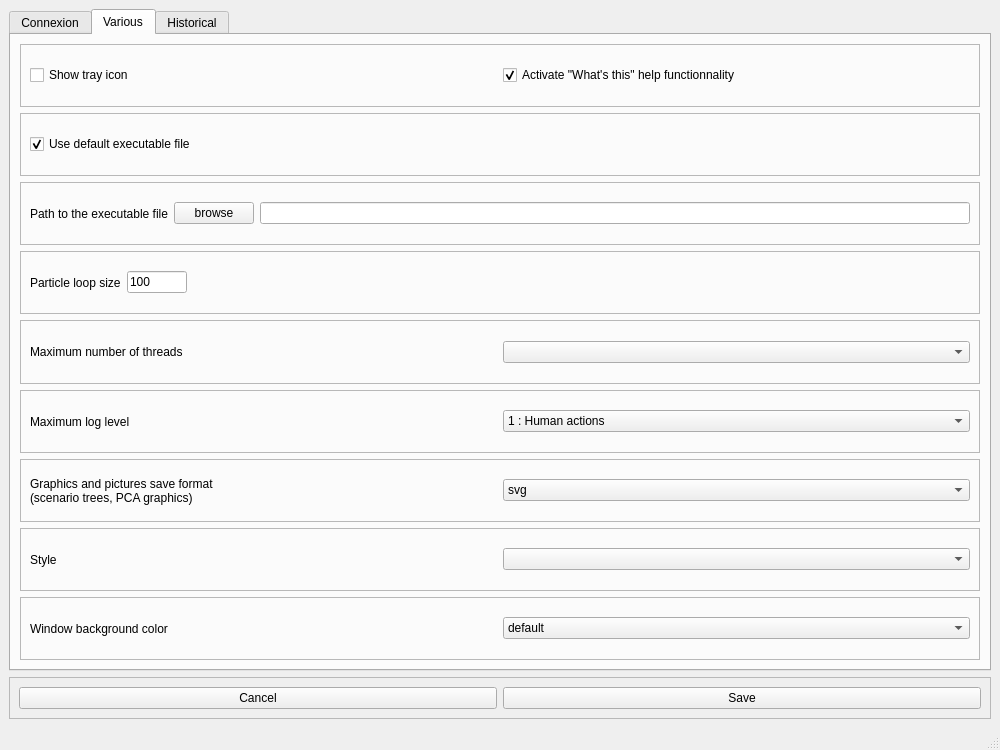
The window that python_interface/uis/preferences.ui (cbgp/diyabc) describes before a commit, drawn with Qt 5.
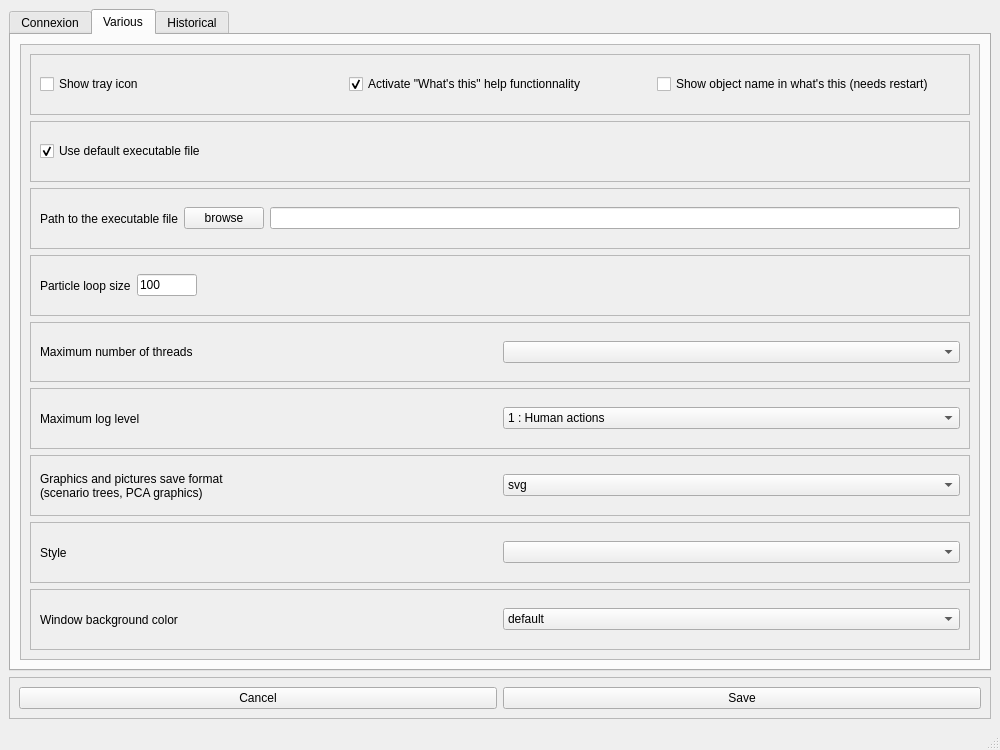
The same window after the commit.

Commit message:
ajout du nom d'objet dans le WT
extra : rebase_source : 51f62327121a4c3d4f93cb1f1a7377c9c578e7d1

```diff
--- a/python_interface/uis/preferences.ui
+++ b/python_interface/uis/preferences.ui
@@ -127,6 +127,21 @@
        </attribute>
        <layout class="QVBoxLayout" name="verticalLayout_2">
         <item>
+         <widget class="QScrollArea" name="scrollArea">
+          <property name="widgetResizable">
+           <bool>true</bool>
+          </property>
+          <widget class="QWidget" name="scrollAreaWidgetContents">
+           <property name="geometry">
+            <rect>
+             <x>0</x>
+             <y>0</y>
+             <width>956</width>
+             <height>589</height>
+            </rect>
+           </property>
+           <layout class="QVBoxLayout" name="verticalLayout_3">
+            <item>
          <widget class="QFrame" name="frame_7">
           <property name="frameShape">
            <enum>QFrame::StyledPanel</enum>
@@ -152,6 +167,13 @@
              </property>
             </widget>
            </item>
+               <item>
+                <widget class="QCheckBox" name="whatsThisDebugCheck">
+                 <property name="text">
+                  <string>Show object name in what's this (needs restart)</string>
+                 </property>
+                </widget>
+               </item>
           </layout>
          </widget>
         </item>
@@ -449,6 +471,10 @@
             </widget>
            </item>
           </layout>
+             </widget>
+            </item>
+           </layout>
+          </widget>
          </widget>
         </item>
        </layout>
```
Lines whose indentation alone changed are shown as unchanged. The commit also changes 2 other files.
